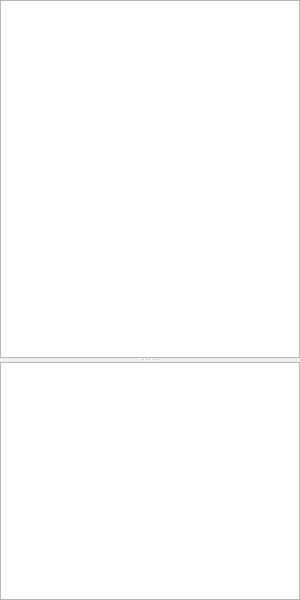
This is views/authorityview.ui in caxapyk/pa-decision as Qt 5 draws it before an edit. The edited form follows.
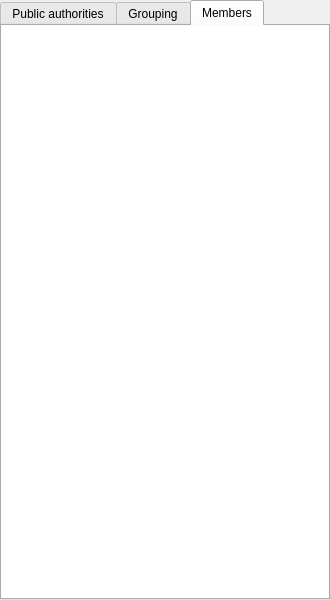
This is the edited form. The open tabs and pages were chosen to show the change.

The edit to the form file:
```diff
--- a/views/authorityview.ui
+++ b/views/authorityview.ui
@@ -6,14 +6,20 @@
    <rect>
     <x>0</x>
     <y>0</y>
-    <width>300</width>
+    <width>330</width>
     <height>600</height>
    </rect>
   </property>
+  <property name="minimumSize">
+   <size>
+    <width>330</width>
+    <height>0</height>
+   </size>
+  </property>
   <property name="windowTitle">
    <string>Form</string>
   </property>
-  <layout class="QVBoxLayout" name="verticalLayout">
+  <layout class="QVBoxLayout" name="verticalLayout_3">
    <property name="spacing">
     <number>0</number>
    </property>
@@ -30,10 +36,28 @@
     <number>0</number>
    </property>
    <item>
-    <widget class="QSplitter" name="splitter">
-     <property name="orientation">
-      <enum>Qt::Vertical</enum>
+    <widget class="QTabWidget" name="tabWidget">
+     <property name="currentIndex">
+      <number>0</number>
      </property>
+     <widget class="QWidget" name="tab_pa">
+      <attribute name="title">
+       <string>Public authorities</string>
+      </attribute>
+      <layout class="QVBoxLayout" name="verticalLayout">
+       <property name="leftMargin">
+        <number>0</number>
+       </property>
+       <property name="topMargin">
+        <number>0</number>
+       </property>
+       <property name="rightMargin">
+        <number>0</number>
+       </property>
+       <property name="bottomMargin">
+        <number>0</number>
+       </property>
+       <item>
      <widget class="QTreeView" name="tV_tree">
       <property name="sizePolicy">
        <sizepolicy hsizetype="Expanding" vsizetype="Expanding">
@@ -53,6 +77,9 @@
         <height>16777215</height>
        </size>
       </property>
+         <property name="frameShape">
+          <enum>QFrame::NoFrame</enum>
+         </property>
       <property name="editTriggers">
        <set>QAbstractItemView::EditKeyPressed</set>
       </property>
@@ -69,6 +96,27 @@
        <bool>false</bool>
       </attribute>
      </widget>
+       </item>
+      </layout>
+     </widget>
+     <widget class="QWidget" name="tab_grouping">
+      <attribute name="title">
+       <string>Grouping</string>
+      </attribute>
+      <layout class="QVBoxLayout" name="verticalLayout_2">
+       <property name="leftMargin">
+        <number>0</number>
+       </property>
+       <property name="topMargin">
+        <number>0</number>
+       </property>
+       <property name="rightMargin">
+        <number>0</number>
+       </property>
+       <property name="bottomMargin">
+        <number>0</number>
+       </property>
+       <item>
      <widget class="QTreeView" name="tV_groups">
       <property name="sizePolicy">
        <sizepolicy hsizetype="Expanding" vsizetype="Expanding">
@@ -82,6 +130,38 @@
         <height>200</height>
        </size>
       </property>
+         <property name="frameShape">
+          <enum>QFrame::NoFrame</enum>
+         </property>
+        </widget>
+       </item>
+      </layout>
+     </widget>
+     <widget class="QWidget" name="tab_3">
+      <attribute name="title">
+       <string>Members</string>
+      </attribute>
+      <layout class="QVBoxLayout" name="verticalLayout_4">
+       <property name="leftMargin">
+        <number>0</number>
+       </property>
+       <property name="topMargin">
+        <number>0</number>
+       </property>
+       <property name="rightMargin">
+        <number>0</number>
+       </property>
+       <property name="bottomMargin">
+        <number>0</number>
+       </property>
+       <item>
+        <widget class="QTreeView" name="tV_member">
+         <property name="frameShape">
+          <enum>QFrame::NoFrame</enum>
+         </property>
+        </widget>
+       </item>
+      </layout>
      </widget>
     </widget>
    </item>
```
Lines whose indentation alone changed are shown as unchanged.
